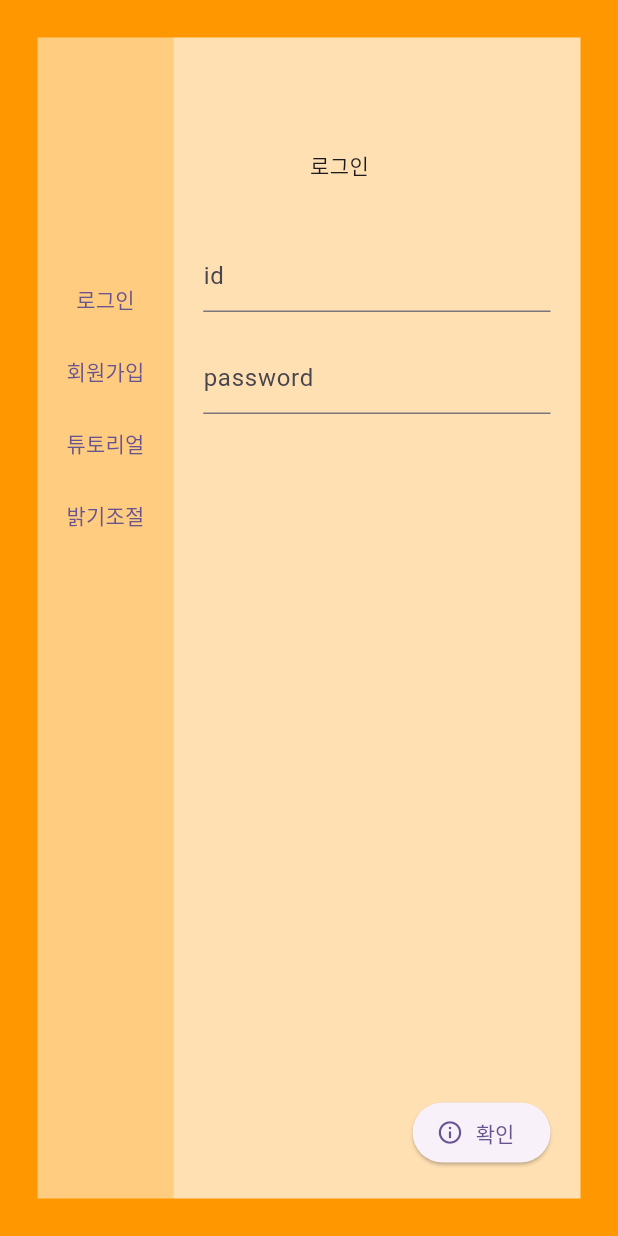
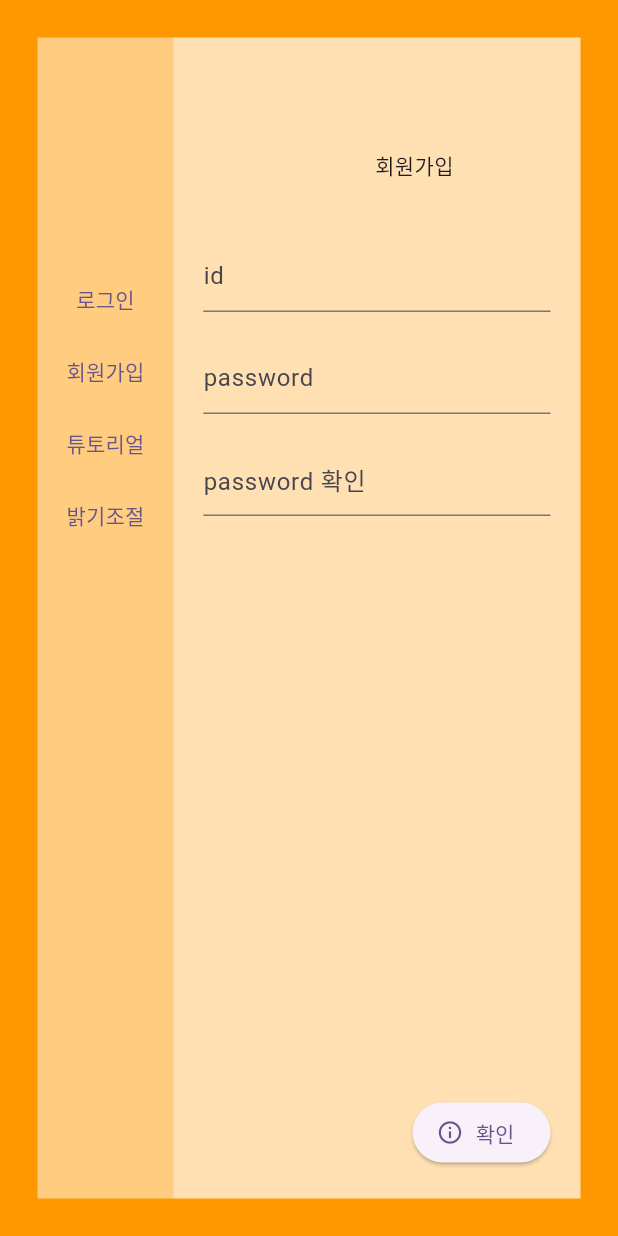
Before and after one commit to MinJaehyun/-Login_Signup, a Flutter app: the screen it shows after launch, after a tap on "회원가입", on a phone screen of 412 x 824 dp. Run offline on Flutter 3.47's test engine with Material 3 defaults, Android fonts, the phone set to English and light mode, and no system bars.

Commit message:
update home_page

```diff
--- a/login_signup/lib/screen/home_Page.dart
+++ b/login_signup/lib/screen/home_Page.dart
@@ -8,11 +8,19 @@ class HomePage extends StatefulWidget {
 }
 
 class _HomePageState extends State<HomePage> {
+  final _formKey = GlobalKey<FormState>();
   bool isSignup = false; // login 상태
-  // bool isSignup = true; // signup 상태
+  var password = '';
 
   @override
   Widget build(BuildContext context) {
+    void _tryValidator() {
+      var valid = _formKey.currentState?.validate();
+      if (valid == true) {
+        _formKey.currentState?.save();
+      }
+    }
+
     return Scaffold(
       body: SingleChildScrollView(
         child: Container(
@@ -37,8 +45,20 @@ class _HomePageState extends State<HomePage> {
                           child: Column(
                             children: [
                               SizedBox(height: 150),
-                              TextButton(onPressed: () {}, child: Text('로그인')),
-                              TextButton(onPressed: () {}, child: Text('회원가입')),
+                              TextButton(
+                                  onPressed: () {
+                                    setState(() {
+                                      isSignup = false;
+                                    });
+                                  },
+                                  child: Text('로그인')),
+                              TextButton(
+                                  onPressed: () {
+                                    setState(() {
+                                      isSignup = true;
+                                    });
+                                  },
+                                  child: Text('회원가입')),
                               TextButton(onPressed: () {}, child: Text('튜토리얼')),
                               TextButton(onPressed: () {}, child: Text('밝기조절')),
                             ],
@@ -74,17 +94,33 @@ class _HomePageState extends State<HomePage> {
                                     child: Container(
                                       margin: EdgeInsets.only(top: 40),
                                       child: Form(
+                                        key: _formKey,
                                         child: Column(children: [
                                           TextFormField(
+                                            key: ValueKey(1),
+                                            validator: (value) {
+                                              if (value!.isEmpty || value.length < 4) {
+                                                return 'Please enter at least 4 characters';
+                                              }
+                                              return null;
+                                            },
                                             decoration: InputDecoration(
                                               hintText: 'id',
                                             ),
                                           ),
                                           SizedBox(height: 20),
                                           TextFormField(
+                                            key: ValueKey(2),
+                                            validator: (value) {
+                                              if (value!.isEmpty || value.length < 5) {
+                                                return 'Password must be at least characters long.';
+                                              }
+                                              return null;
+                                            },
                                             decoration: InputDecoration(
                                               hintText: 'password',
                                             ),
+                                            obscureText: true,
                                           ),
                                         ]),
                                       ),
@@ -99,23 +135,50 @@ class _HomePageState extends State<HomePage> {
                                     child: Container(
                                       margin: EdgeInsets.only(top: 40),
                                       child: Form(
+                                        key: _formKey,
                                         child: Column(children: [
                                           TextFormField(
+                                            key: ValueKey(3),
+                                            validator: (value) {
+                                              if (value!.isEmpty || value.length < 4) {
+                                                return 'Please enter at least 4 characters';
+                                              }
+                                              return null;
+                                            },
                                             decoration: InputDecoration(
                                               hintText: 'id',
                                             ),
                                           ),
                                           SizedBox(height: 20),
                                           TextFormField(
+                                            onChanged: (value) {
+                                              password = value;
+                                            },
+                                            key: ValueKey(4),
+                                            validator: (value) {
+                                              if (value!.isEmpty || value.length < 6) {
+                                                return 'Password must be at least characters long.';
+                                              }
+                                              return null;
+                                            },
                                             decoration: InputDecoration(
                                               hintText: 'password',
                                             ),
+                                            obscureText: true,
                                           ),
                                           SizedBox(height: 20),
                                           TextFormField(
+                                            key: ValueKey(5),
+                                            validator: (value) {
+                                              if (password != value) {
+                                                return 'Please enter the same password';
+                                              }
+                                              return null;
+                                            },
                                             decoration: InputDecoration(
                                               hintText: 'password 확인',
                                             ),
+                                            obscureText: true,
                                           ),
                                         ]),
                                       ),
@@ -129,7 +192,9 @@ class _HomePageState extends State<HomePage> {
                                   mainAxisAlignment: MainAxisAlignment.end,
                                   children: [
                                     ElevatedButton.icon(
-                                      onPressed: () {},
+                                      onPressed: () {
+                                        _tryValidator();
+                                      },
                                       icon: Icon(Icons.info_outlined),
                                       label: Text('확인'),
                                     ),
```
